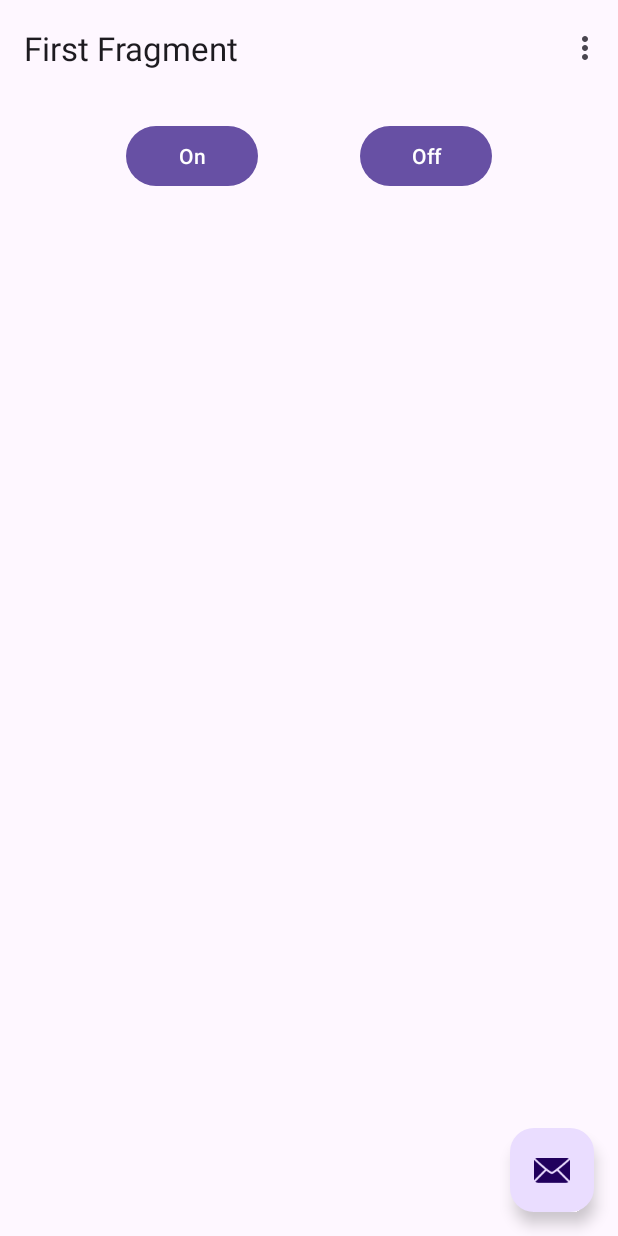
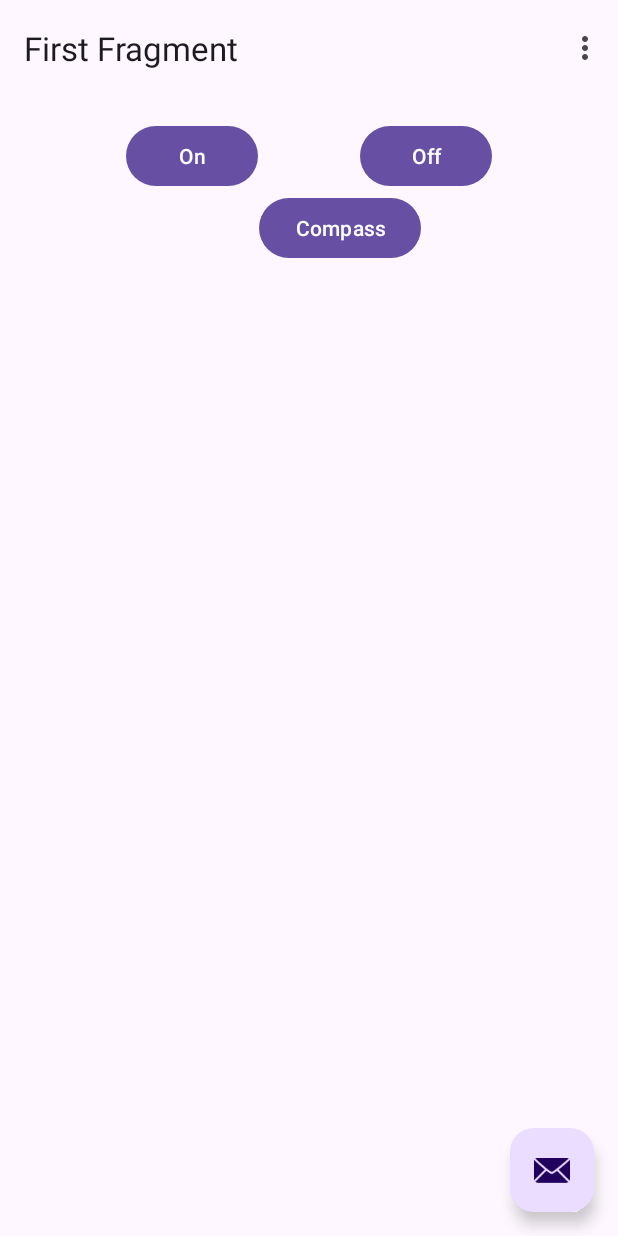
Before and after one commit to szedlakmate/android-esp8266-controller, an Android app: the screen it shows after launch (MainActivity), after a tap on "On", on a phone screen of 412 x 824 dp. Run offline under Robolectric (Android 15) with nearby library versions, the phone set to English and light mode, and no system bars; our stand-ins replace navigation-ui.

Commit message:
Change brightness based on compass

```diff
--- a/app/src/main/java/com/mateszedlak/ledcontroller/FirstFragment.kt
+++ b/app/src/main/java/com/mateszedlak/ledcontroller/FirstFragment.kt
@@ -1,5 +1,6 @@
 package com.mateszedlak.ledcontroller
 
+import android.content.Intent
 import android.os.Bundle
 import android.util.Log
 import android.view.LayoutInflater
@@ -43,7 +44,7 @@ class FirstFragment : Fragment() {
     binding.buttonOn.setOnClickListener {
       Log.i(TAG, "Button ON clicked")
       try {
-        sendHttpRequest(url, "{BPM:60.0, BRIGHTNESS:120}")
+        sendHttpRequest(url, "{REVERSED:1,WAVE_LENGTH_SCALE:0.333}")
       } catch (e: Exception) {
         Log.w(TAG, "Error: ${e.message}")
       }
@@ -52,15 +53,17 @@ class FirstFragment : Fragment() {
     binding.buttonOff.setOnClickListener {
       Log.i(TAG, "Button OFF clicked")
       try {
-        sendHttpRequest(url, "{BPM:1.0,BRIGHTNESS:50}")
+        sendHttpRequest(url, "{REVERSED:0,WAVE_LENGTH_SCALE:2.0}")
       } catch (e: Exception) {
         Log.w(TAG, "Error: ${e.message}")
       }
     }
+
+    binding.compassButton.setOnClickListener { openCompassActivity() }
   }
 
   @OptIn(DelicateCoroutinesApi::class)
-  private fun sendHttpRequest(url: URL, data: String) {
+  fun sendHttpRequest(url: URL, data: String) {
     GlobalScope.launch(Dispatchers.IO) {
       var responseCode = -1
       try {
@@ -89,6 +92,11 @@ class FirstFragment : Fragment() {
     _binding = null
   }
 
+  fun openCompassActivity() {
+    val intent = Intent(this.context, CompassActivity::class.java)
+    startActivity(intent)
+  }
+
   companion object {
     private const val TAG = "FirstFragment"
   }
--- a/app/src/main/res/layout/fragment_first.xml
+++ b/app/src/main/res/layout/fragment_first.xml
@@ -29,5 +29,17 @@
             app:layout_constraintStart_toEndOf="@id/button_on"
             app:layout_constraintTop_toTopOf="parent" />
 
+        <Button
+            android:id="@+id/compass_button"
+            android:layout_width="wrap_content"
+            android:layout_height="wrap_content"
+            android:layout_marginStart="173dp"
+            android:layout_marginEnd="132dp"
+            android:text="Compass"
+            app:layout_constraintEnd_toEndOf="parent"
+            app:layout_constraintStart_toStartOf="parent"
+            app:layout_constraintTop_toBottomOf="@+id/button_off" />
+
+
     </androidx.constraintlayout.widget.ConstraintLayout>
 </androidx.core.widget.NestedScrollView>
```
Also changed, not shown: app/src/main/AndroidManifest.xml (+7 -3 lines), app/src/main/java/com/mateszedlak/ledcontroller/CompassActivity.kt (added, +106 -0 lines), app/src/main/res/layout/activity_compass.xml (added, +22 -0 lines).
